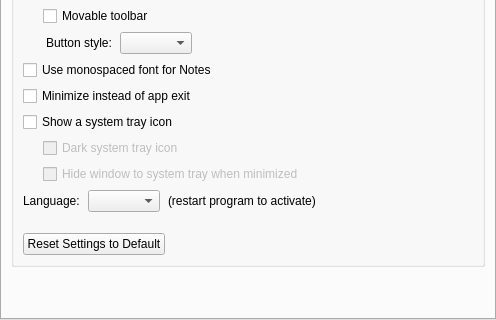
Before: the Qt Designer form src/gui/ApplicationSettingsWidgetGeneral.ui in lerignoux/keepassxc, drawn with Qt 5; both pictures show x 0 to 496 and y 784 to 1104 of the 496 by 1104 pixel window.
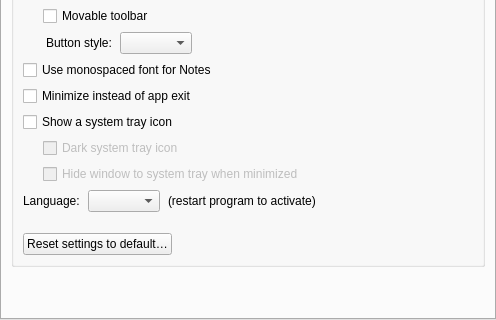
After: the same form once the commit is applied. Custom widgets are drawn as their Qt base class.

The edit to the form file:
```diff
--- a/src/gui/ApplicationSettingsWidgetGeneral.ui
+++ b/src/gui/ApplicationSettingsWidgetGeneral.ui
@@ -743,7 +743,7 @@
             <item>
              <widget class="QPushButton" name="resetSettingsButton">
               <property name="text">
-               <string>Reset Settings to Default</string>
+               <string>Reset settings to default…</string>
               </property>
              </widget>
             </item>
```
